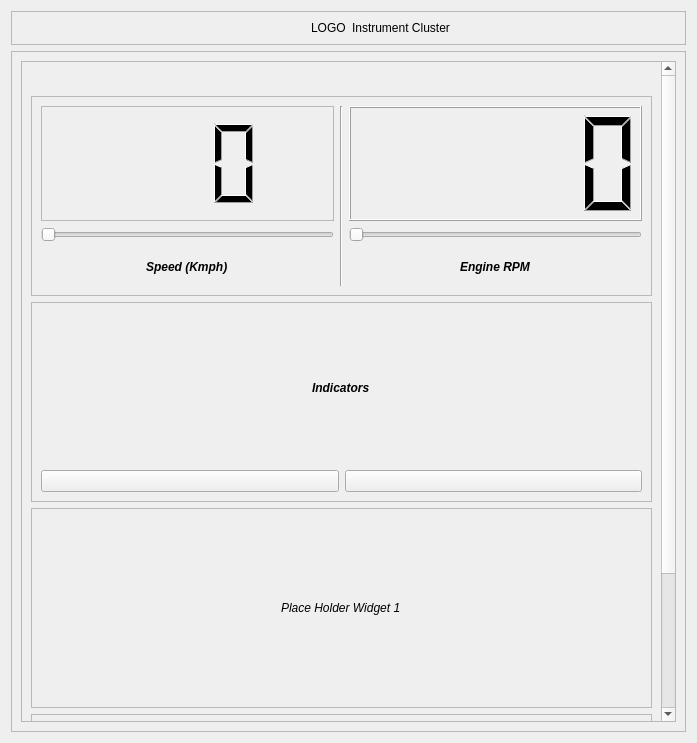
suchinton/AGL_Demo_Control_Panel, file ui/IC.ui: the form before one commit.
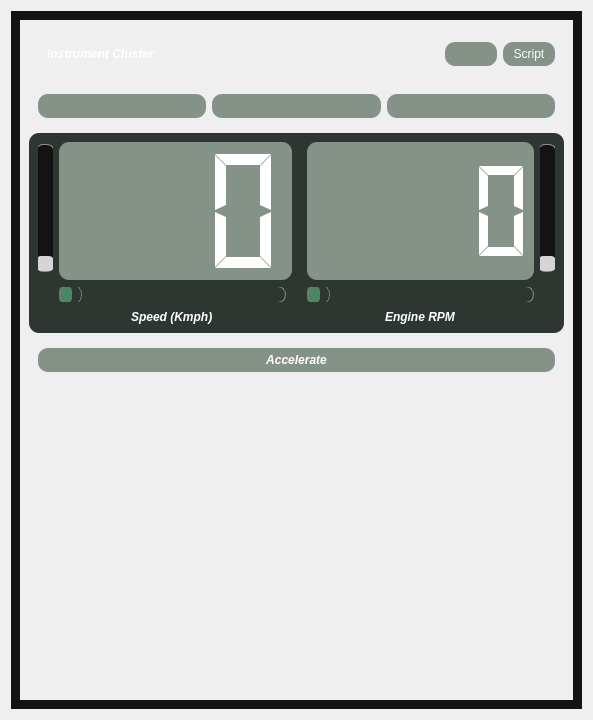
The form after the commit. Icons and pictures are not drawn.

Commit message:
IC Page update
Added support to set
- coolant temp
- fuel level
- hazard lights
- Indicators (L & R)

Also added an acceleration button to assign speed and RPM values

improved handling of threads

What changed in the file:
```diff
--- a/ui/IC.ui
+++ b/ui/IC.ui
@@ -6,42 +6,133 @@
    <rect>
     <x>0</x>
     <y>0</y>
-    <width>697</width>
-    <height>743</height>
+    <width>593</width>
+    <height>720</height>
    </rect>
   </property>
   <property name="windowTitle">
    <string>Form</string>
   </property>
+  <property name="styleSheet">
+   <string notr="true">*{
+	border: none;
+	background-color: transparent;
+	background: none;
+	padding: 0;
+	margin: 0;
+	color: #fff;
+}
+
+#centralwidget{
+	background-color: #131313 ; /* dark green */
+}
+
+#centralwidget QPushButton{
+	background-color: #859287; /* light green */
+	padding: 5px 10px;
+	border-radius: 10px;
+}
+
+#centralwidget QPushButton:pressed {
+    background-color: #498661 ; /* green */
+}
+
+#centralwidget QSlider::groove:horizontal {
+    border: 1px solid #859287; /* light green */
+    height: 15px;
+    border-radius: 8px;
+}
+
+#centralwidget  QSlider::sub-page:horizontal {
+    background-color: #498661 ; /* green */
+    height: 15px;
+    border-radius: 5px;
+}
+
+#centralwidget QSlider::handle:horizontal {
+    background: qlineargradient(x1:0, y1:0, x2:1, y2:1,
+        stop:0 #eee, stop:1 #ccc);
+    border: 1px solid #777;
+    width: 20px;
+    margin-top: -2px;
+    margin-bottom: -2px;
+    border-radius: 8px;
+}
+
+QSlider::sub-page:vertical {
+    background-color: #131313 ; /* dark green */
+    height: 20px;
+    width: 18px;
+    margin: 2px;
+	border: 1px solid #859287; /* light green */
+    border-radius: 8px;
+}
+
+QSlider::groove:vertical {
+    border-radius: 8px;
+    width: 18px;
+    margin: 2px;
+	border: 1px solid #859287; /* light green */
+	background-color: #498661 ; /* green */ 
+}
+QSlider::groove:vertical:hover {
+	background-color: rgb(55, 62, 76);
+}
+QSlider::handle:vertical {
+    background-color: #d5d5d5;
+    height: 15px;
+    width: 20px;
+	border-radius: 5px;
+}
+QSlider::handle:vertical:hover {
+    background-color: #859287; /* light green */
+}
+QSlider::handle:vertical:pressed {
+    background-color: #498661 ; /* green */ 
+}
+
+
+QScrollBar:horizontal {
+        min-width: 240px;
+        height: 13px;
+    }
+
+    QScrollBar:vertical {
+        min-height: 240px;
+        width: 13px;
+    }
+
+    QScrollBar::groove {
+        background: 2A2827; /* dark grey */
+        border-radius: 5px;
+    }
+
+    QScrollBar::handle {
+        background: #498661 ; /* green */
+        border-radius: 5px;
+    }
+
+    QScrollBar::handle:horizontal {
+        width: 25px;
+    }
+
+    QScrollBar::handle:vertical {
+        height: 25px; scrollAreaWidgetContents 
+    }
+
+#frame_1{
+	background: #2E3632 ; /* dark green */
+	border-radius: 10px;
+}
+
+QLCDNumber {
+	background: #859287; /* light green */
+	border-radius: 10px;
+}</string>
+  </property>
   <layout class="QVBoxLayout" name="verticalLayout">
-   <item alignment="Qt::AlignTop">
-    <widget class="QFrame" name="frame">
-     <property name="frameShape">
-      <enum>QFrame::StyledPanel</enum>
-     </property>
-     <property name="frameShadow">
-      <enum>QFrame::Raised</enum>
-     </property>
-     <layout class="QHBoxLayout" name="horizontalLayout">
-      <item alignment="Qt::AlignRight">
-       <widget class="QLabel" name="label_2">
-        <property name="text">
-         <string>LOGO</string>
-        </property>
-       </widget>
-      </item>
-      <item alignment="Qt::AlignLeft">
-       <widget class="QLabel" name="label">
-        <property name="text">
-         <string>Instrument Cluster</string>
-        </property>
-       </widget>
-      </item>
-     </layout>
-    </widget>
-   </item>
    <item>
-    <widget class="QFrame" name="frame_2">
+    <widget class="QFrame" name="centralwidget">
      <property name="sizePolicy">
       <sizepolicy hsizetype="Preferred" vsizetype="Expanding">
        <horstretch>0</horstretch>
@@ -65,29 +156,17 @@
           <rect>
            <x>0</x>
            <y>0</y>
-           <width>644</width>
-           <height>830</height>
+           <width>569</width>
+           <height>696</height>
           </rect>
          </property>
          <layout class="QVBoxLayout" name="verticalLayout_2">
           <item>
-           <widget class="QFrame" name="frame_3">
-            <property name="sizePolicy">
-             <sizepolicy hsizetype="Preferred" vsizetype="Fixed">
-              <horstretch>0</horstretch>
-              <verstretch>0</verstretch>
-             </sizepolicy>
-            </property>
+           <widget class="QFrame" name="frame">
             <property name="minimumSize">
              <size>
               <width>0</width>
-              <height>200</height>
-             </size>
-            </property>
-            <property name="maximumSize">
-             <size>
-              <width>16777215</width>
-              <height>150</height>
+              <height>50</height>
              </size>
             </property>
             <property name="frameShape">
@@ -96,61 +175,9 @@
             <property name="frameShadow">
              <enum>QFrame::Raised</enum>
             </property>
-            <layout class="QGridLayout" name="gridLayout">
-             <item row="4" column="0" alignment="Qt::AlignHCenter">
-              <widget class="QLabel" name="label_4">
-               <property name="font">
-                <font>
-                 <weight>75</weight>
-                 <italic>true</italic>
-                 <bold>true</bold>
-                </font>
-               </property>
-               <property name="text">
-                <string>Speed (Kmph)</string>
-               </property>
-              </widget>
-             </item>
-             <item row="0" column="1" rowspan="5">
-              <widget class="Line" name="line">
-               <property name="orientation">
-                <enum>Qt::Vertical</enum>
-               </property>
-              </widget>
-             </item>
-             <item row="3" column="0">
-              <widget class="QSlider" name="Speed_slider">
-               <property name="maximum">
-                <number>240</number>
-               </property>
-               <property name="orientation">
-                <enum>Qt::Horizontal</enum>
-               </property>
-              </widget>
-             </item>
-             <item row="3" column="2">
-              <widget class="QSlider" name="RPM_slider">
-               <property name="orientation">
-                <enum>Qt::Horizontal</enum>
-               </property>
-              </widget>
-             </item>
-             <item row="4" column="2" alignment="Qt::AlignHCenter">
-              <widget class="QLabel" name="label_5">
-               <property name="font">
-                <font>
-                 <weight>75</weight>
-                 <italic>true</italic>
-                 <bold>true</bold>
-                </font>
-               </property>
-               <property name="text">
-                <string>Engine RPM</string>
-               </property>
-              </widget>
-             </item>
-             <item row="0" column="0" rowspan="3">
-              <widget class="QFrame" name="frame_7">
+            <layout class="QHBoxLayout" name="horizontalLayout">
+             <item>
+              <widget class="QFrame" name="frame_4">
                <property name="frameShape">
                 <enum>QFrame::StyledPanel</enum>
                </property>
@@ -159,26 +186,77 @@
                </property>
                <layout class="QHBoxLayout" name="horizontalLayout_3">
                 <item>
-                 <widget class="QLCDNumber" name="Speed_monitor">
+                 <widget class="QLabel" name="label">
+                  <property name="sizePolicy">
+                   <sizepolicy hsizetype="MinimumExpanding" vsizetype="Fixed">
+                    <horstretch>0</horstretch>
+                    <verstretch>0</verstretch>
+                   </sizepolicy>
+                  </property>
+                  <property name="font">
+                   <font>
+                    <weight>75</weight>
+                    <italic>true</italic>
+                    <bold>true</bold>
+                   </font>
+                  </property>
+                  <property name="text">
+                   <string>Instrument Cluster</string>
+                  </property>
+                 </widget>
+                </item>
+                <item>
+                 <widget class="QFrame" name="frame_5">
                   <property name="frameShape">
-                   <enum>QFrame::NoFrame</enum>
+                   <enum>QFrame::StyledPanel</enum>
                   </property>
-                  <property name="digitCount">
-                   <number>3</number>
+                  <property name="frameShadow">
+                   <enum>QFrame::Raised</enum>
                   </property>
                  </widget>
                 </item>
                </layout>
               </widget>
              </item>
-             <item row="0" column="2" rowspan="3">
-              <widget class="QLCDNumber" name="RPM_monitor"/>
+             <item>
+              <widget class="QPushButton" name="reconnectBtn">
+               <property name="text">
+                <string/>
+               </property>
+               <property name="icon">
+                <iconset resource="../assets/res.qrc">
+                 <normaloff>:/icons/feather/refresh-ccw.svg</normaloff>:/icons/feather/refresh-ccw.svg</iconset>
+               </property>
+               <property name="iconSize">
+                <size>
+                 <width>30</width>
+                 <height>30</height>
+                </size>
+               </property>
+              </widget>
+             </item>
+             <item>
+              <widget class="QPushButton" name="scriptBtn">
+               <property name="text">
+                <string>Script</string>
+               </property>
+               <property name="icon">
+                <iconset resource="../assets/res.qrc">
+                 <normaloff>:/icons/feather/play-circle.svg</normaloff>:/icons/feather/play-circle.svg</iconset>
+               </property>
+               <property name="iconSize">
+                <size>
+                 <width>30</width>
+                 <height>30</height>
+                </size>
+               </property>
+              </widget>
              </item>
             </layout>
            </widget>
           </item>
-          <item>
-           <widget class="QFrame" name="frame_4">
+          <item alignment="Qt::AlignTop">
+           <widget class="QFrame" name="frame_3">
             <property name="sizePolicy">
              <sizepolicy hsizetype="Preferred" vsizetype="Expanding">
               <horstretch>0</horstretch>
@@ -188,7 +266,7 @@
             <property name="minimumSize">
              <size>
               <width>0</width>
-              <height>200</height>
+              <height>0</height>
              </size>
             </property>
             <property name="maximumSize">
@@ -204,7 +282,53 @@
              <enum>QFrame::Raised</enum>
             </property>
             <layout class="QGridLayout" name="gridLayout_2">
-             <item row="1" column="1">
+             <item row="0" column="0">
+              <widget class="QPushButton" name="leftIndicatorBtn">
+               <property name="acceptDrops">
+                <bool>false</bool>
+               </property>
+               <property name="autoFillBackground">
+                <bool>false</bool>
+               </property>
+               <property name="text">
+                <string/>
+               </property>
+               <property name="icon">
+                <iconset resource="../assets/res.qrc">
+                 <normaloff>:/Images/Images/left.png</normaloff>:/Images/Images/left.png</iconset>
+               </property>
+               <property name="iconSize">
+                <size>
+                 <width>60</width>
+                 <height>60</height>
+                </size>
+               </property>
+               <property name="checkable">
+                <bool>false</bool>
+               </property>
+               <property name="checked">
+                <bool>false</bool>
+               </property>
+              </widget>
+             </item>
+             <item row="0" column="1">
+              <widget class="QPushButton" name="hazardBtn">
+               <property name="text">
+                <string/>
+               </property>
+               <property name="icon">
+                <iconset resource="../assets/res.qrc">
+                 <normaloff>:/Images/Images/hazard.png</normaloff>:/Images/Images/hazard.png</iconset>
+               </property>
+               <property name="iconSize">
+                <size>
+                 <width>60</width>
+                 <height>60</height>
+                </size>
+               </property>
+              </widget>
+             </item>
+             <item row="0" column="2">
               <widget class="QPushButton" name="rightIndicatorBtn">
                <property name="text">
                 <string/>
@@ -218,37 +342,204 @@
                  <width>60</width>
                  <height>60</height>
                 </size>
+               </property>
+              </widget>
+             </item>
+            </layout>
+           </widget>
+          </item>
+          <item alignment="Qt::AlignTop">
+           <widget class="QFrame" name="frame_1">
+            <property name="sizePolicy">
+             <sizepolicy hsizetype="Preferred" vsizetype="Fixed">
+              <horstretch>0</horstretch>
+              <verstretch>0</verstretch>
+             </sizepolicy>
+            </property>
+            <property name="minimumSize">
+             <size>
+              <width>0</width>
+              <height>200</height>
+             </size>
+            </property>
+            <property name="maximumSize">
+             <size>
+              <width>16777215</width>
+              <height>150</height>
+             </size>
+            </property>
+            <property name="frameShape">
+             <enum>QFrame::StyledPanel</enum>
+            </property>
+            <property name="frameShadow">
+             <enum>QFrame::Raised</enum>
+            </property>
+            <layout class="QGridLayout" name="gridLayout">
+             <item row="3" column="4">
+              <widget class="QSlider" name="RPM_slider">
+               <property name="orientation">
+                <enum>Qt::Horizontal</enum>
+               </property>
+              </widget>
+             </item>
+             <item row="4" column="4" alignment="Qt::AlignHCenter">
+              <widget class="QLabel" name="label_5">
+               <property name="font">
+                <font>
+                 <weight>75</weight>
+                 <italic>true</italic>
+                 <bold>true</bold>
+                </font>
+               </property>
+               <property name="text">
+                <string>Engine RPM</string>
+               </property>
+              </widget>
+             </item>
+             <item row="1" column="4" rowspan="2">
+              <widget class="QLCDNumber" name="RPM_monitor">
+               <property name="frameShape">
+                <enum>QFrame::NoFrame</enum>
+               </property>
+               <property name="digitCount">
+                <number>4</number>
+               </property>
+               <property name="segmentStyle">
+                <enum>QLCDNumber::Flat</enum>
+               </property>
+              </widget>
+             </item>
+             <item row="1" column="1" rowspan="2" colspan="2">
+              <widget class="QLCDNumber" name="Speed_monitor">
+               <property name="font">
+                <font>
+                 <weight>50</weight>
+                 <italic>false</italic>
+                 <bold>false</bold>
+                </font>
+               </property>
+               <property name="layoutDirection">
+                <enum>Qt::LeftToRight</enum>
+               </property>
+               <property name="frameShape">
+                <enum>QFrame::NoFrame</enum>
+               </property>
+               <property name="smallDecimalPoint">
+                <bool>false</bool>
+               </property>
+               <property name="digitCount">
+                <number>3</number>
+               </property>
+               <property name="segmentStyle">
+                <enum>QLCDNumber::Flat</enum>
+               </property>
+              </widget>
+             </item>
+             <item row="3" column="1">
+              <widget class="QSlider" name="Speed_slider">
+               <property name="font">
+                <font>
+                 <weight>50</weight>
+                 <bold>false</bold>
+                </font>
+               </property>
+               <property name="maximum">
+                <number>240</number>
+               </property>
+               <property name="orientation">
+                <enum>Qt::Horizontal</enum>
+               </property>
+               <property name="tickPosition">
+                <enum>QSlider::NoTicks</enum>
+               </property>
+               <property name="tickInterval">
+                <number>0</number>
+               </property>
+              </widget>
+             </item>
+             <item row="1" column="3" rowspan="4">
+              <widget class="Line" name="line">
+               <property name="orientation">
+                <enum>Qt::Vertical</enum>
                </property>
               </widget>
              </item>
              <item row="1" column="0">
-              <widget class="QPushButton" name="leftIndicatorBtn">
+              <widget class="QSlider" name="coolantTemp_slider">
+               <property name="orientation">
+                <enum>Qt::Vertical</enum>
+               </property>
+              </widget>
+             </item>
+             <item row="4" column="1" alignment="Qt::AlignHCenter">
+              <widget class="QLabel" name="label_4">
+               <property name="font">
+                <font>
+                 <weight>75</weight>
+                 <italic>true</italic>
+                 <bold>true</bold>
+                </font>
+               </property>
+               <property name="text">
+                <string>Speed (Kmph)</string>
+               </property>
+              </widget>
+             </item>
+             <item row="1" column="5">
+              <widget class="QSlider" name="fuelLevel_slider">
+               <property name="font">
+                <font>
+                 <kerning>true</kerning>
+                </font>
+               </property>
+               <property name="sliderPosition">
+                <number>0</number>
+               </property>
+               <property name="orientation">
+                <enum>Qt::Vertical</enum>
+               </property>
+               <property name="invertedAppearance">
+                <bool>false</bool>
+               </property>
+               <property name="invertedControls">
+                <bool>false</bool>
+               </property>
+               <property name="tickPosition">
+                <enum>QSlider::NoTicks</enum>
+               </property>
+              </widget>
+             </item>
+             <item row="3" column="0">
+              <widget class="QLabel" name="label_2">
                <property name="text">
                 <string/>
                </property>
-               <property name="icon">
-                <iconset>
-                 <normaloff>../assets/Images/left.png</normaloff>../assets/Images/left.png</iconset>
-               </property>
-               <property name="iconSize">
-                <size>
-                 <width>60</width>
-                 <height>60</height>
-                </size>
+               <property name="pixmap">
+                <pixmap resource="../assets/res.qrc">:/icons/feather/thermometer.svg</pixmap>
                </property>
               </widget>
              </item>
-             <item row="0" column="0" colspan="2" alignment="Qt::AlignHCenter">
+             <item row="3" column="5">
               <widget class="QLabel" name="label_3">
+               <property name="sizePolicy">
+                <sizepolicy hsizetype="Preferred" vsizetype="Preferred">
+                 <horstretch>0</horstretch>
+                 <verstretch>0</verstretch>
+                </sizepolicy>
+               </property>
                <property name="font">
                 <font>
-                 <weight>75</weight>
-                 <italic>true</italic>
-                 <bold>true</bold>
+                 <pointsize>12</pointsize>
                 </font>
                </property>
+               <property name="frameShape">
+                <enum>QFrame::NoFrame</enum>
+               </property>
                <property name="text">
-                <string>Indicators</string>
+                <string/>
+               </property>
+               <property name="pixmap">
+                <pixmap resource="../assets/res.qrc">:/icons/feather/droplet.svg</pixmap>
                </property>
                <property name="scaledContents">
                 <bool>false</bool>
@@ -258,42 +549,36 @@
             </layout>
            </widget>
           </item>
-          <item>
-           <widget class="QFrame" name="frame_5">
-            <property name="sizePolicy">
-             <sizepolicy hsizetype="Preferred" vsizetype="Fixed">
-              <horstretch>0</horstretch>
-              <verstretch>0</verstretch>
-             </sizepolicy>
-            </property>
-            <property name="minimumSize">
-             <size>
-              <width>0</width>
-              <height>200</height>
-             </size>
-            </property>
-            <property name="maximumSize">
-             <size>
-              <width>16777215</width>
-              <height>150</height>
-             </size>
-            </property>
+          <item alignment="Qt::AlignTop">
+           <widget class="QFrame" name="frame_2">
             <property name="frameShape">
              <enum>QFrame::StyledPanel</enum>
             </property>
             <property name="frameShadow">
              <enum>QFrame::Raised</enum>
             </property>
-            <layout class="QGridLayout" name="gridLayout_3">
-             <item row="0" column="0" alignment="Qt::AlignHCenter">
-              <widget class="QLabel" name="label_7">
+            <layout class="QVBoxLayout" name="verticalLayout_3">
+             <item>
+              <widget class="QPushButton" name="accelerationBtn">
                <property name="font">
                 <font>
+                 <weight>75</weight>
                  <italic>true</italic>
+                 <bold>true</bold>
                 </font>
                </property>
                <property name="text">
-                <string>Place Holder Widget 1</string>
+                <string>Accelerate</string>
+               </property>
+               <property name="icon">
+                <iconset resource="../assets/res.qrc">
+                 <normaloff>:/Misc_icons/Misc_icons/speed-up-fill.svg</normaloff>:/Misc_icons/Misc_icons/speed-up-fill.svg</iconset>
+               </property>
+               <property name="iconSize">
+                <size>
+                 <width>60</width>
+                 <height>60</height>
+                </size>
                </property>
               </widget>
              </item>
@@ -301,46 +586,17 @@
            </widget>
           </item>
           <item>
-           <widget class="QFrame" name="frame_6">
-            <property name="sizePolicy">
-             <sizepolicy hsizetype="Preferred" vsizetype="Fixed">
-              <horstretch>0</horstretch>
-              <verstretch>0</verstretch>
-             </sizepolicy>
+           <spacer name="verticalSpacer">
+            <property name="orientation">
+             <enum>Qt::Vertical</enum>
             </property>
-            <property name="minimumSize">
+            <property name="sizeHint" stdset="0">
              <size>
-              <width>0</width>
-              <height>200</height>
+              <width>20</width>
+              <height>40</height>
              </size>
             </property>
-            <property name="maximumSize">
-             <size>
-              <width>16777215</width>
-              <height>150</height>
-             </size>
-            </property>
-            <property name="frameShape">
-             <enum>QFrame::StyledPanel</enum>
-            </property>
-            <property name="frameShadow">
-             <enum>QFrame::Raised</enum>
-            </property>
-            <layout class="QGridLayout" name="gridLayout_4">
-             <item row="0" column="0" alignment="Qt::AlignHCenter">
-              <widget class="QLabel" name="label_8">
-               <property name="font">
-                <font>
-                 <italic>true</italic>
-                </font>
-               </property>
-               <property name="text">
-                <string>Place Holder Widget 2</string>
-               </property>
-              </widget>
-             </item>
-            </layout>
-           </widget>
+           </spacer>
           </item>
          </layout>
         </widget>
```
Left out of the diff: 8 changed lines with no effect on the pictures. The commit also changes 1 other file.
